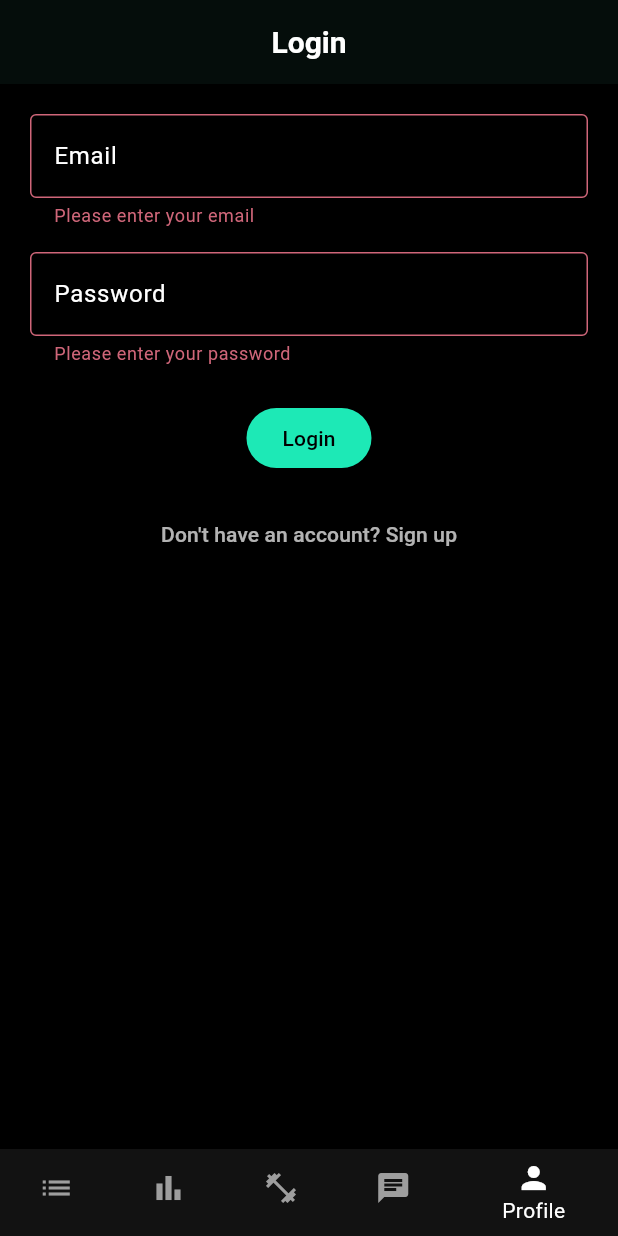
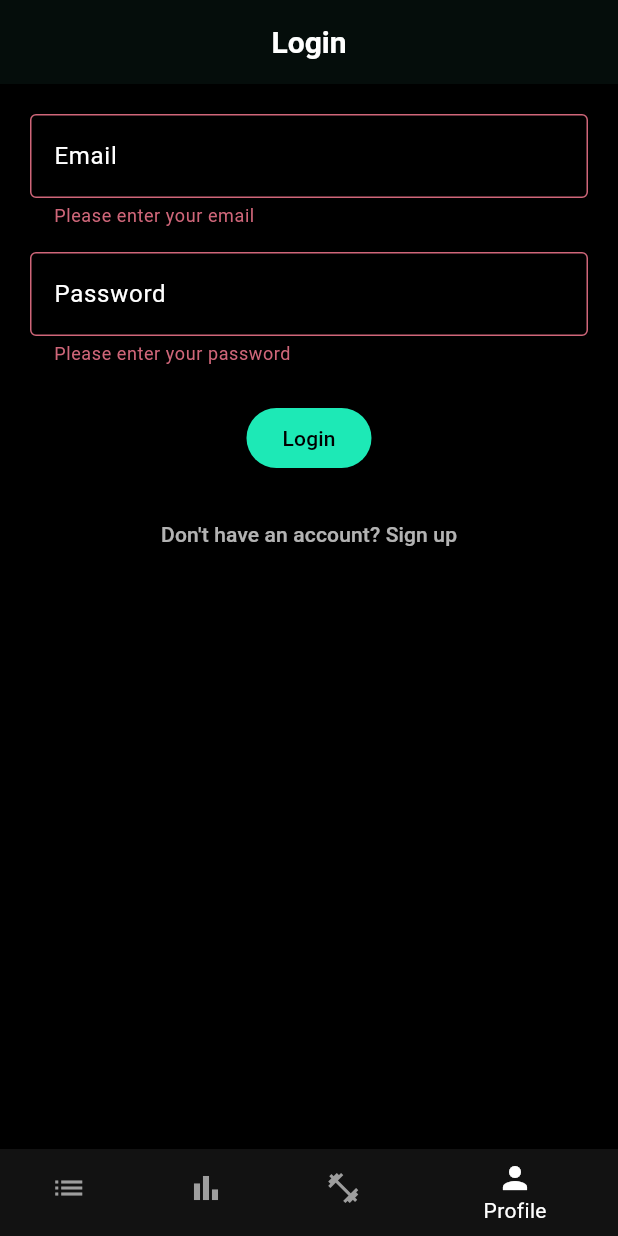
Before and after one commit to RepDuel/RepDuel, a Flutter app: the screen it shows after launch, after a tap on "Login", on a phone screen of 412 x 824 dp. Run offline on Flutter 3.47's test engine with Material 3 defaults, Android fonts, the phone set to English and light mode, and no system bars; our stand-ins replace dio, fl_chart, flutter_dotenv, flutter_riverpod, flutter_svg, go_router and 5 more; missing offline and left inert: dart:html, flutter_stripe, purchases_flutter; network calls fail.

Commit message:
Remove access to chat for dev branch

```diff
--- a/frontend/lib/features/auth/screens/login_screen.dart
+++ b/frontend/lib/features/auth/screens/login_screen.dart
@@ -116,7 +116,7 @@ class _LoginScreenState extends ConsumerState<LoginScreen> {
               ),
       ),
       bottomNavigationBar: MainBottomNavBar(
-        currentIndex: 4,
+        currentIndex: 3,
         onTap: (_) {},
       ),
     );
--- a/frontend/lib/features/auth/screens/register_screen.dart
+++ b/frontend/lib/features/auth/screens/register_screen.dart
@@ -124,7 +124,7 @@ class _RegisterScreenState extends ConsumerState<RegisterScreen> {
         ),
       ),
       bottomNavigationBar: MainBottomNavBar(
-        currentIndex: 4,
+        currentIndex: 3,
         onTap: (_) {},
       ),
     );
--- a/frontend/lib/features/profile/screens/profile_screen.dart
+++ b/frontend/lib/features/profile/screens/profile_screen.dart
@@ -213,7 +213,7 @@ class _ProfileScreenState extends ConsumerState<ProfileScreen> {
                 ],
               ),
             ),
-      bottomNavigationBar: MainBottomNavBar(currentIndex: 4, onTap: (index) {}),
+      bottomNavigationBar: MainBottomNavBar(currentIndex: 3, onTap: (index) {}),
     );
   }
 }
--- a/frontend/lib/router/app_router.dart
+++ b/frontend/lib/router/app_router.dart
@@ -7,7 +7,7 @@ import 'package:go_router/go_router.dart';
 import '../core/providers/auth_provider.dart';
 import '../features/auth/screens/login_screen.dart';
 import '../features/auth/screens/register_screen.dart';
-import '../features/chat/screens/chat_screen.dart';
+// import '../features/chat/screens/chat_screen.dart';
 import '../features/leaderboard/screens/leaderboard_screen.dart';
 import '../features/normal/screens/normal_screen.dart';
 import '../features/premium/screens/payment_success_screen.dart';
@@ -54,10 +54,10 @@ final routerProvider = Provider<GoRouter>((ref) {
         path: '/profile',
         builder: (context, state) => const ProfileWrapper(),
       ),
-      GoRoute(
-        path: '/chat',
-        builder: (context, state) => const ChatScreen(),
-      ),
+      // GoRoute(
+      //   path: '/chat',
+      //   builder: (context, state) => const ChatScreen(),
+      // ),
       GoRoute(
         path: '/settings',
         builder: (context, state) => const SettingsScreen(),
--- a/frontend/lib/widgets/main_bottom_nav_bar.dart
+++ b/frontend/lib/widgets/main_bottom_nav_bar.dart
@@ -30,10 +30,10 @@ class MainBottomNavBar extends StatelessWidget {
           case 2:
             context.go('/routines');
             break;
+          // case 3:
+          //   context.go('/chat');
+          //   break;
           case 3:
-            context.go('/chat');
-            break;
-          case 4:
             context.go('/profile');
             break;
         }
@@ -54,10 +54,10 @@ class MainBottomNavBar extends StatelessWidget {
           icon: Icon(Icons.fitness_center),
           label: 'Routines',
         ),
-        BottomNavigationBarItem(
-          icon: Icon(Icons.chat),
-          label: 'Chat',
-        ),
+        // BottomNavigationBarItem(
+        //   icon: Icon(Icons.chat),
+        //   label: 'Chat',
+        // ),
         BottomNavigationBarItem(
           icon: Icon(Icons.person),
           label: 'Profile',
```
